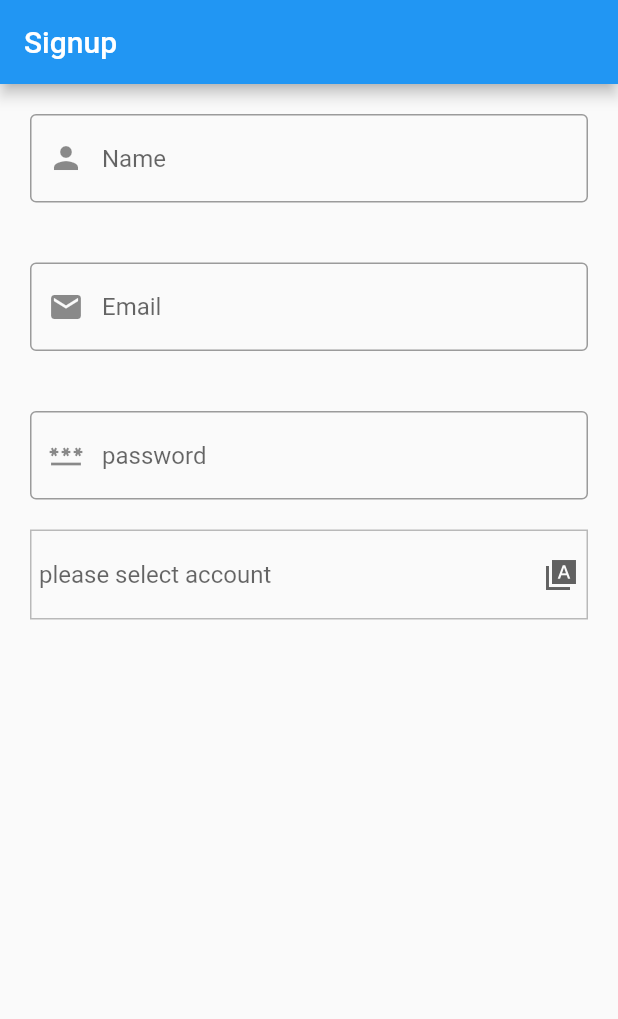
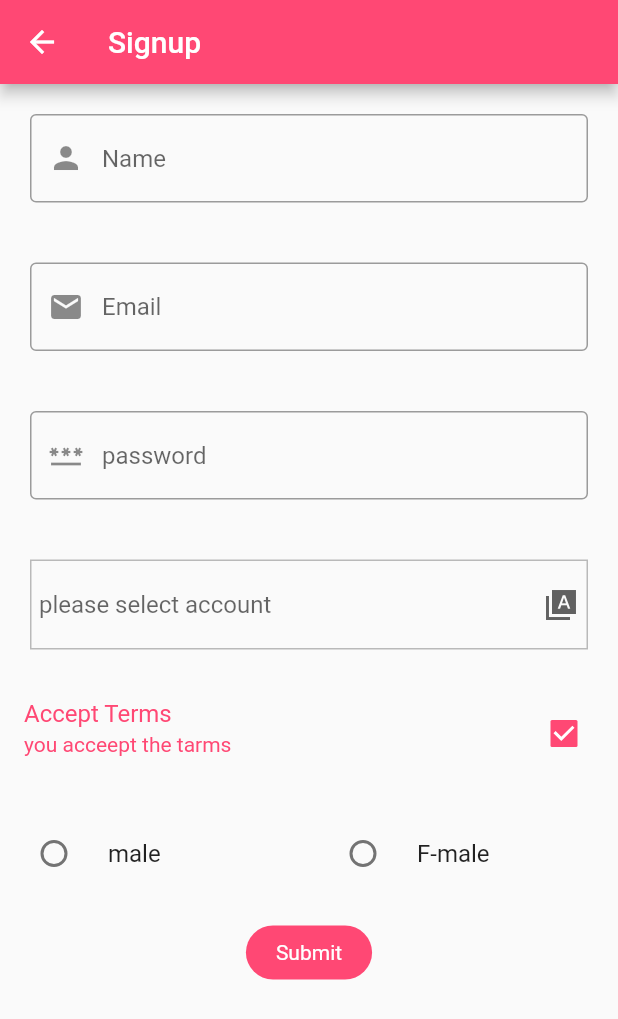
Before and after one commit to WaelAlQawasmi/instagram-flutter, a Flutter app: the Signup screen opened directly, on a phone screen of 412 x 824 dp. Shown: the top 1019 px of the screen. Run offline on Flutter 3.47's test engine with Material 2 defaults, Android fonts, the phone set to English and light mode, and no system bars; network calls fail.

Commit message:
insta sign up

```diff
--- a/lib/main.dart
+++ b/lib/main.dart
@@ -19,7 +19,7 @@ class MyApp extends StatelessWidget {
       title: 'taskes',
     debugShowCheckedModeBanner: false,
       themeMode: ThemeMode.system,
-      home: Signup(),
+      home: Home(),
     );
   }
 }
--- a/lib/secreens/Signup.dart
+++ b/lib/secreens/Signup.dart
@@ -10,12 +10,15 @@ class Signup extends StatefulWidget {
 class _SignupState extends State<Signup> {
   var accountType = ['user', 'company', 'developer'];
   var selectedAcount;
+  bool isAccerpt = true;
+  var gender;
 
   @override
   Widget build(BuildContext context) {
     ;
     return Scaffold(
       appBar: AppBar(
+        backgroundColor: Color(0Xffff4874),
         title: Text("Signup"),
       ),
       body: SingleChildScrollView(
@@ -56,7 +59,7 @@ class _SignupState extends State<Signup> {
               padding: EdgeInsets.all(5),
               decoration:
                   BoxDecoration(border: Border.all(color: Colors.black26)),
-              margin: EdgeInsets.symmetric(horizontal: 20),
+              margin: EdgeInsets.all(20),
               child: DropdownButton(
                 underline: Divider(
                   color: Colors.transparent,
@@ -79,6 +82,59 @@ class _SignupState extends State<Signup> {
                 },
                 value: selectedAcount,
               ),
+            ),
+            Container(
+              child: CheckboxListTile(
+                selected: isAccerpt,
+                isThreeLine: true,
+                activeColor:Color(0Xffff4874),
+                checkColor: Colors.white,
+                title: Text("Accept Terms "),
+                subtitle: Text("you acceept the tarms"),
+                value: isAccerpt,
+                onChanged: (vale) {
+                  setState(() {
+                    isAccerpt = vale!;
+                  });
+                },
+              ),
+            ),
+            Row(children: [
+              Expanded(
+                child: Container(
+                    child: RadioListTile(
+                        value: "male",
+                        groupValue: gender,
+                        title: Text("male"),
+                        onChanged: (val) {
+                          setState(() {
+                            gender = val;
+                          });
+                        })),
+              ),
+              Expanded(
+                child: Container(
+                    child: RadioListTile(
+                        value: "F-male",
+                        groupValue: gender,
+                        title: Text("F-male"),
+                        onChanged: (val) {
+                          setState(() {
+                            gender = val;
+                          });
+                        })),
+              ),
+            ]),
+            Container(
+
+              padding: EdgeInsets.symmetric(horizontal: 20,vertical: 10),
+              margin: EdgeInsets.symmetric(vertical: 20),
+              decoration: BoxDecoration(
+                color:Color(0Xffff4874),
+                borderRadius: BorderRadius.circular(20)
+              ),
+              child: GestureDetector(child: Text("Submit",style: TextStyle(color: Colors.white, ),),
+              ),
             )
           ],
         ),
```
Also changed, not shown: lib/secreens/login.dart (+6 -1 lines), assest/img/signup.png (added), 1 other file.
